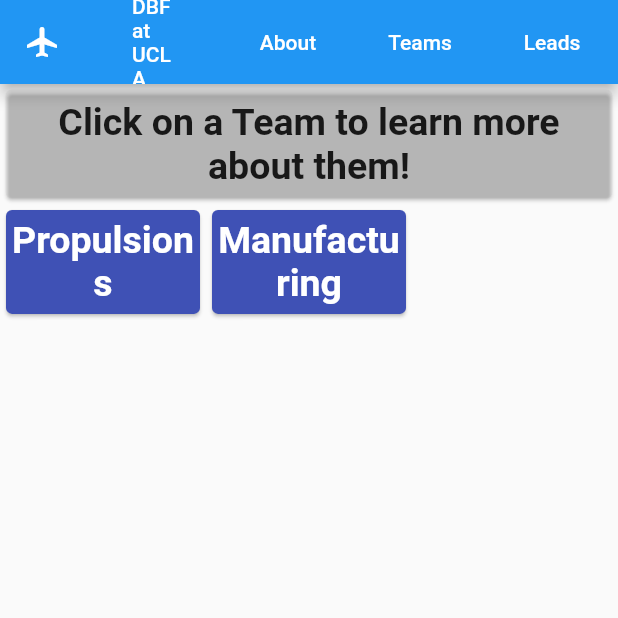
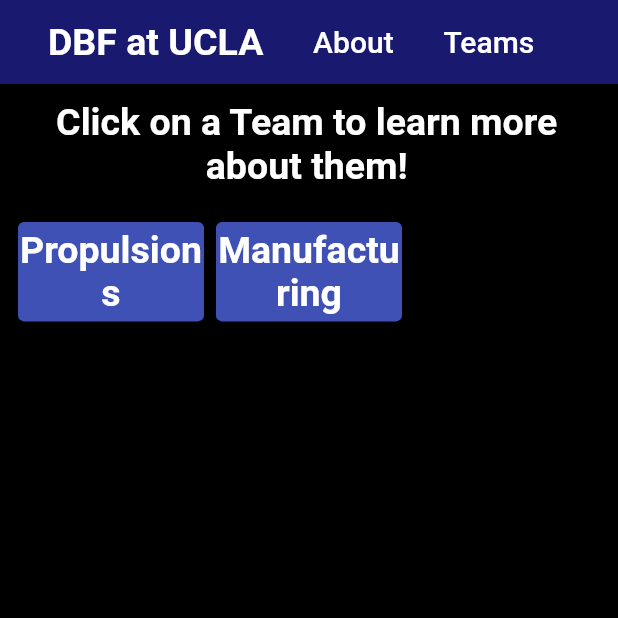
Before and after one commit to DBFatUCLA/DBFatUCLA1, a Flutter app: the screen it shows after launch, after a tap on "Teams", on a phone screen of 412 x 824 dp, the top half of it. Run offline on Flutter 3.47's test engine with Material 2 defaults, Android fonts, the phone set to English and light mode, and no system bars; Roboto replaces fonts that are missing (Montserrat, bold).

Commit message:
Finalized basic outline of website.

```diff
--- a/lib/DBFAppBar.dart
+++ b/lib/DBFAppBar.dart
@@ -2,70 +2,86 @@
 
 class DBFAppBar extends StatefulWidget implements PreferredSizeWidget
 {
-  final String appbar_title;
-  final Color text_color;
+  final String _title;
+  static Color text_color = Colors.white;
+  static Color midnight_blue = Color.fromRGBO(25, 25, 112, 1.0);
+  static String _font = 'Montserrat';
+  final String _route;
 
   @override
   final Size preferredSize;
 
-  DBFAppBar({Key key, this.appbar_title})
-      : preferredSize = Size.fromHeight(kToolbarHeight),
-        text_color = Colors.white,
+  DBFAppBar({Key key, @required String title, @required String route})
+      : _title = title,
+        _route = route,
+        preferredSize = Size.fromHeight(kToolbarHeight),
         super(key: key);
 
-  @override
-  _DBFAppBarState
+  @override _DBFAppBarState
   createState() => _DBFAppBarState();
 }
 
 class _DBFAppBarState extends State<DBFAppBar>
 {
-  @override
-  AppBar
+  Widget
+  _compose_appbar_options(BuildContext context, String option, String route)
+  {
+    return UnconstrainedBox(
+      child: FlatButton(
+        child: Column(
+          crossAxisAlignment: CrossAxisAlignment.start,
+          children: <Widget> [
+            Text(
+              option,
+              style: TextStyle(
+                fontSize: 20,
+                fontFamily: DBFAppBar._font,
+                color: Colors.white
+              ),
+            ),
+          ]
+        ),
+        onPressed: ()
+        {
+          if (widget._route != route)
+          {
+            Navigator.popUntil(context, ModalRoute.withName('/'));
+            Navigator.of(context).pushNamed(route);
+          }
+        },
+      ),
+    );
+  }
+
+  @override AppBar
   build(BuildContext context)
   {
     return AppBar(
-      leading: IconButton(
-        icon: Icon(Icons.airplanemode_active),
-        color: Colors.white,
-        onPressed: () {},
-      ),
-      title: FlatButton(
-        textColor: widget.text_color,
+      automaticallyImplyLeading: false,
+      backgroundColor: DBFAppBar.midnight_blue,
+      title: Row(
+        crossAxisAlignment: CrossAxisAlignment.start,
+        children: <Widget> [
+          FlatButton(
+            textColor: DBFAppBar.text_color,
             hoverColor: Colors.transparent,
             onPressed: ()
             {
               Navigator.popUntil(context, ModalRoute.withName('/'));
             },
-        child: Text(widget.appbar_title)
+            child: Text(
+              widget._title,
+              style: TextStyle(
+                fontFamily: DBFAppBar._font,
+                fontSize: 25,
+                fontWeight: FontWeight.bold
               ),
-      actions: <Widget> [
-        FlatButton(
-          textColor: widget.text_color,
-          onPressed: ()
-          {
-            Navigator.popUntil(context, ModalRoute.withName('/'));
-          },
-          child: Text('About')
+            )
           ),
-        FlatButton(
-          textColor: widget.text_color,
-          onPressed: ()
-          {
-            Navigator.popUntil(context, ModalRoute.withName('/'));
-            Navigator.of(context).pushNamed('/teams');
-          },
-            child: Text('Teams')
+          _compose_appbar_options(context, 'About', '/about'),
+          _compose_appbar_options(context, 'Teams', '/teams'),
+        ]
       ),
-        FlatButton(
-          textColor: widget.text_color,
-          onPressed: ()
-          {
-            Navigator.popUntil(context, ModalRoute.withName('/'));
-          },
-          child: Text('Leads')
-        )
-      ]
     );
   }
 }
--- a/lib/DBFTeamsPage.dart
+++ b/lib/DBFTeamsPage.dart
@@ -1,4 +1,3 @@
-import 'package:flutter/cupertino.dart';
 import 'package:flutter/material.dart';
 
 import 'DBFAppBar.dart';
@@ -6,15 +5,19 @@
 class DBFTeamsPage extends StatelessWidget
 {
   final String _title;
+  final String _route;
 
-  DBFTeamsPage(this._title);
+  DBFTeamsPage({Key key, String title, String route})
+    : _title = title,
+      _route = route,
+      super(key: key);
 
   @override
   Widget
   build(BuildContext context)
   {
     return Scaffold(
-      appBar: DBFAppBar(appbar_title: _title),
+      appBar: DBFAppBar(title: _title, route: _route),
       body: DBFTeamsContent(),
     );
   }
@@ -55,8 +58,12 @@
                   child: Center(
                     child: Column(
                       children: <Widget> [
-                        Text(
+                        SelectableText(
                           team,
+                          toolbarOptions: ToolbarOptions(
+                              copy: true,
+                              paste: true
+                          ),
                           textAlign: TextAlign.center,
                           style: const TextStyle(
                             fontSize: 25,
@@ -64,8 +71,12 @@
                             fontWeight: FontWeight.bold,
                           ),
                         ),
-                        Text(
+                        SelectableText(
                           description,
+                          toolbarOptions: ToolbarOptions(
+                              copy: true,
+                              paste: true
+                          ),
                           textAlign: TextAlign.center,
                         )
                       ],
@@ -84,8 +95,7 @@
 
   DBFTeamsContent() : _bios = List<GridTile>();
 
-  @override
-  Widget
+  @override Widget
   build(BuildContext context)
   {
     _bios.add(_make_bio_card(context, 'Propulsions',
@@ -94,21 +104,27 @@
                              'Did someone say Monokote?'));
     double aspect_ratio = 16/9;
 
-    return Column(
+    return Container(
+      child: Column(
         children: [
           SizedBox(
             height: 80,
             child: Card(
               child: Center(
-              child: Text(
+                child: SelectableText(
                   'Click on a Team to learn more about them!',
+                  toolbarOptions: ToolbarOptions(
+                    copy: true,
+                    paste: true
+                  ),
                   textAlign: TextAlign.center,
                   style: const TextStyle(
+                    color: Colors.white,
                     fontSize: 25,
-                  fontFamily: 'bold',
+                    fontFamily: 'Cambria',
                     fontWeight: FontWeight.bold,
                   )
-              )
+                ),
               ),
               color: Colors.transparent
             )
@@ -118,9 +134,12 @@
               crossAxisCount: 3,
               children: _bios,
               childAspectRatio: aspect_ratio,
+              padding: EdgeInsets.all(8.0),
             )
           )
         ]
+      ),
+      color: Colors.black
     );
   }
 }
--- a/lib/main.dart
+++ b/lib/main.dart
@@ -1,3 +1,4 @@
+import 'package:dbf_v10/DBFAboutPage.dart';
 import 'package:flutter/material.dart';
 
 import 'dart:async';
@@ -10,6 +11,9 @@
 class DBFWebsite extends StatelessWidget
 {
   final website_title = 'DBF at UCLA';
+  static String home_route = '/';
+  static String teams_route = '/teams';
+  static String about_route = '/about';
 
   @override
   Widget
@@ -22,8 +26,18 @@
         visualDensity: VisualDensity.adaptivePlatformDensity
       ),
       routes: {
-        '/': (context) => DBFHomepage(website_title),
-        '/teams': (context) => DBFTeamsPage(website_title)
+        home_route: (context) => DBFHomepage(
+          title: website_title,
+          route: home_route
+        ),
+        teams_route: (context) => DBFTeamsPage(
+          title: website_title,
+          route: teams_route
+        ),
+        about_route: (context) => DBFAboutPage(
+          title: website_title,
+          route: about_route
+        )
       }
     );
   }
@@ -31,16 +45,20 @@
 
 class DBFHomepage extends StatelessWidget
 {
-  final String title;
+  final String _title;
+  final String _route;
 
-  DBFHomepage(this.title, {Key key}) : super(key: key);
+  DBFHomepage({Key key, String title, String route})
+    : _title = title,
+      _route = route,
+      super(key: key);
 
   @override
   Widget
   build(BuildContext context)
   {
     return Scaffold(
-      appBar: DBFAppBar(appbar_title: title),
+      appBar: DBFAppBar(title: _title, route: _route),
       body: DBFHomepageContent(),
     );
   }
@@ -49,16 +67,16 @@
 
 class DBFHomepageContent extends StatefulWidget
 {
-  final String path = './assets/images/';
+  static String _path = './assets/images';
+  static int _timer_period = 7;
   final List<String> _rotating_images;
-  final int _timer_period = 7;
 
   DBFHomepageContent()
       : _rotating_images = new List<String>()
   {
-    _rotating_images.add('./assets/images/rowlet.png');
-    _rotating_images.add('./assets/images/wooloo.png');
-    _rotating_images.add('./assets/images/sprucecaboose.png');
+    _rotating_images.add('${_path}/img0.jpg');
+    _rotating_images.add('${_path}/img1.png');
+    _rotating_images.add('${_path}/img2.jpg');
   }
 
   @override
@@ -76,11 +94,16 @@
   initState()
   {
     super.initState();
-    _timer = Timer.periodic(Duration(seconds: widget._timer_period), (timer) {
-      setState(() {
-        _image = (_image + 1) % widget._rotating_images.length;
-      });
-    });
+    _timer = Timer.periodic(Duration(
+      seconds: DBFHomepageContent._timer_period),
+      (timer)
+      {
+        setState(()
+        {
+          _image = (_image + 1) % widget._rotating_images.length;
+        });
+      }
+    );
   }
 
   @override
@@ -101,7 +124,7 @@
     return Stack(
       children: <Widget> [
         AnimatedSwitcher(
-          duration: const Duration(milliseconds: 500),
+          duration: const Duration(milliseconds: 750),
           child: Image(
             image: AssetImage(widget._rotating_images[_image]),
             fit: BoxFit.fill,
@@ -113,7 +136,7 @@
         Container(color: Color.fromRGBO(0, 0, 0, 0.5)),  // Darkness filter.
         Center(
           child: const Text(
-            'Come Fly with Design Build Fly @ UCLA!',
+            'Welcome to Design Build Fly @ UCLA!',
             textAlign: TextAlign.center,
             style: const TextStyle(
               fontSize: 50.0,
```
Also changed, not shown: lib/DBFAboutPage.dart (added, +69 -0 lines), lib/separator.dart (added, +23 -0 lines), assets/images/img0.jpg (added), assets/images/img1.png (added), assets/images/img2.jpg (added), assets/images/rowlet.png (deleted), assets/images/wooloo.png (deleted), pubspec.lock, 2 other files. Lines whose indentation alone changed are shown as unchanged.
